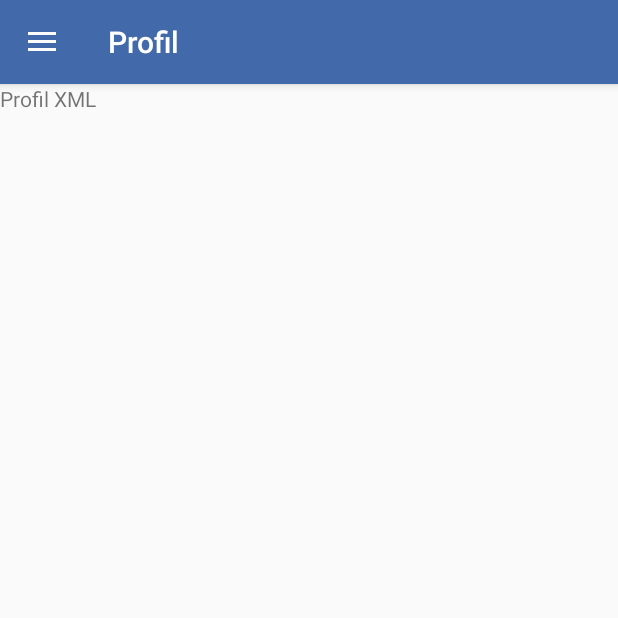
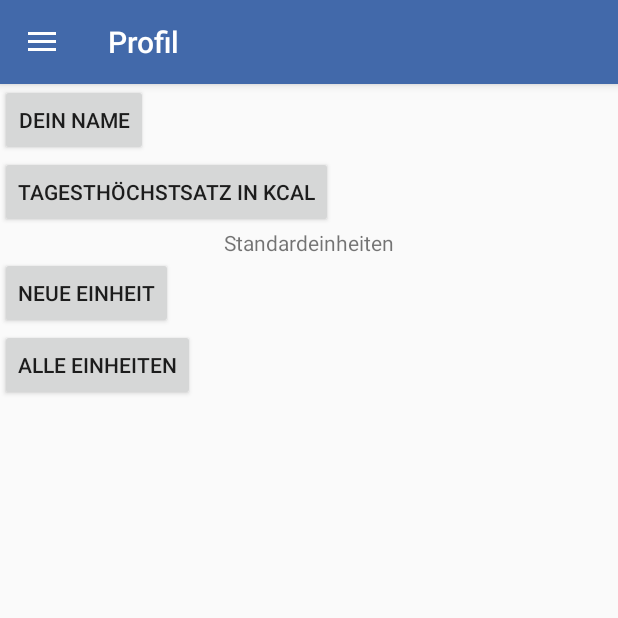
Before and after one commit to LucasMoll/ProjectFettSpeck, an Android app: the screen it shows after launch (NavigationActivity), in the side drawer, after a tap on "Profil", on a phone screen of 412 x 824 dp, the top half of it. Run offline under Robolectric (Android 15) with nearby library versions, the phone set to English and light mode, and no system bars.

Commit message:
Settings/Profil Activity

```diff
--- a/app/src/main/res/layout/profil_layout.xml
+++ b/app/src/main/res/layout/profil_layout.xml
@@ -1,11 +1,50 @@
 <?xml version="1.0" encoding="utf-8"?>
-<LinearLayout xmlns:android="http://schemas.android.com/apk/res/android"
+<RelativeLayout xmlns:android="http://schemas.android.com/apk/res/android"
     android:layout_width="match_parent"
     android:layout_height="match_parent">
 
-    <TextView
+    <Button
+        android:id="@+id/button_hoechstsatz"
         android:layout_width="wrap_content"
         android:layout_height="wrap_content"
-        android:text="Profil XML"/>
+        android:layout_alignParentStart="true"
+        android:layout_alignParentLeft="true"
+        android:layout_below="@+id/button_name"
+        android:text="@string/button_hoechstsatz" />
 
-</LinearLayout>
+    <Button
+        android:id="@+id/button_name"
+        android:layout_width="wrap_content"
+        android:layout_height="wrap_content"
+        android:layout_alignParentStart="true"
+        android:layout_alignParentLeft="true"
+        android:layout_alignParentTop="true"
+        android:text="@string/button_name" />
+
+    <TextView
+        android:id="@+id/text_standardeinheiten"
+        android:layout_width="wrap_content"
+        android:layout_height="wrap_content"
+        android:layout_below="@+id/button_hoechstsatz"
+        android:layout_centerHorizontal="true"
+        android:text="@string/text_standardeinheiten" />
+
+    <Button
+        android:id="@+id/button_neueEinheit"
+        android:layout_width="wrap_content"
+        android:layout_height="wrap_content"
+        android:layout_alignParentStart="true"
+        android:layout_alignParentLeft="true"
+        android:layout_below="@+id/text_standardeinheiten"
+        android:text="@string/button_neueEinheit" />
+
+    <Button
+        android:id="@+id/button_alleEinheiten"
+        android:layout_width="wrap_content"
+        android:layout_height="wrap_content"
+        android:layout_alignParentStart="true"
+        android:layout_alignParentLeft="true"
+        android:layout_below="@+id/button_neueEinheit"
+        android:text="@string/button_alleEinheiten" />
+
+    </RelativeLayout>
--- a/app/src/main/res/values/strings.xml
+++ b/app/src/main/res/values/strings.xml
@@ -13,23 +13,15 @@
     //Preferences xml
 
     //Name
-    <string name="preference_name_title">Dein Name</string>
-    <string name="preference_name_key">pref_name</string>
-    <string name="preference_name_default">Dein Name</string>
+    <string name="button_name">Dein Name</string>
 
     //Tagesthöchstsatz in kcal
-    <string name="preference_kcal_title">Tagesthöchstsatz in kcal</string>
-    <string name="preference_kcal_key">pref_kcal</string>
-    <string name="preference_kcal_default">1500</string>
+    <string name="button_hoechstsatz">Tagesthöchstsatz in kcal</string>
 
     //Standardeinheiten
-    <string name="preference_Standardeinheiten_def_title">Standardeinheiten</string>
-    <string name="preference_Standardeinheiten_title">Neue Einheit</string>
-    <string name="preference_Standardeinheiten_key">pref_stand</string>
-    <string name="preference_Standardeinheiten_default">1500,390238,19292</string>
+    <string name="button_neueEinheit">Neue Einheit</string>
+    <string name="text_standardeinheiten">Standardeinheiten</string>
+    <string name="button_alleEinheiten">Alle Einheiten</string>
 
-    //Gramm
-    <string name="preference_Standardeinheit_title_gramm">Gramm</string>
-    <string name="preference_Standardeinheit_key_gramm">pref_gramm</string>
 
 </resources>
```
Also changed, not shown: app/src/main/res/layout/menues_layout.xml (+5 -4 lines), app/src/main/res/xml/preferences.xml (deleted, +0 -37 lines).
